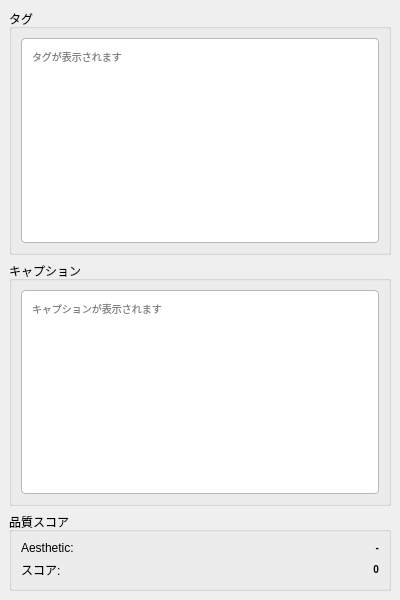
Before: the Qt Designer form src/lorairo/gui/designer/AnnotationDataDisplayWidget.ui in NEXTAltair/LoRAIro, drawn with Qt 5.
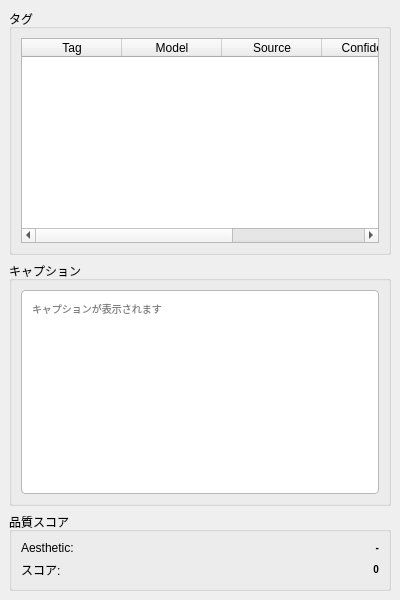
After: the same form once the commit is applied.

Commit message: fix: Repository層アノテーションデータ修正とUI表示強化

```diff
--- a/src/lorairo/gui/designer/AnnotationDataDisplayWidget.ui
+++ b/src/lorairo/gui/designer/AnnotationDataDisplayWidget.ui
@@ -36,26 +36,56 @@
      </property>
      <layout class="QVBoxLayout" name="verticalLayoutTags">
       <item>
-       <widget class="QTextEdit" name="textEditTags">
+       <widget class="QTableWidget" name="tableWidgetTags">
         <property name="sizePolicy">
          <sizepolicy hsizetype="Expanding" vsizetype="Expanding">
           <horstretch>0</horstretch>
           <verstretch>2</verstretch>
          </sizepolicy>
         </property>
-        <property name="placeholderText">
-         <string>タグが表示されます</string>
+        <property name="editTriggers">
+         <set>QAbstractItemView::EditTrigger::NoEditTriggers</set>
         </property>
-        <property name="styleSheet">
-         <string>QTextEdit {
-    font-size: 10px;
-    background-color: palette(base);
-    border: 1px solid palette(mid);
-    border-radius: 4px;
-    padding: 6px;
-    color: palette(text);
-}</string>
+        <property name="alternatingRowColors">
+         <bool>true</bool>
         </property>
+        <property name="selectionBehavior">
+         <enum>QAbstractItemView::SelectionBehavior::SelectRows</enum>
+        </property>
+        <property name="sortingEnabled">
+         <bool>true</bool>
+        </property>
+        <property name="columnCount">
+         <number>5</number>
+        </property>
+        <attribute name="horizontalHeaderStretchLastSection">
+         <bool>true</bool>
+        </attribute>
+        <column>
+         <property name="text">
+          <string>Tag</string>
+         </property>
+        </column>
+        <column>
+         <property name="text">
+          <string>Model</string>
+         </property>
+        </column>
+        <column>
+         <property name="text">
+          <string>Source</string>
+         </property>
+        </column>
+        <column>
+         <property name="text">
+          <string>Confidence</string>
+         </property>
+        </column>
+        <column>
+         <property name="text">
+          <string>Edited</string>
+         </property>
+        </column>
        </widget>
       </item>
      </layout>
```
The commit also changes 7 other files.
